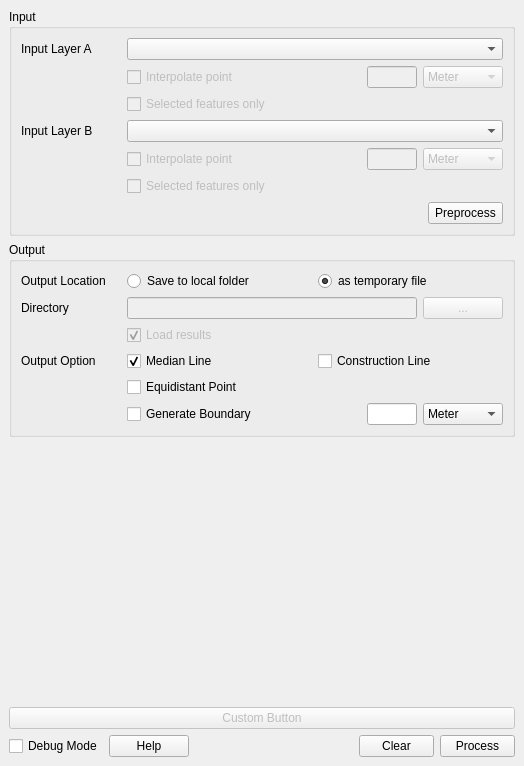
Above: eq_distant_dockwidget_base.ui from ivanbusthomi/EqDistant before the change. Below: the same form after it.
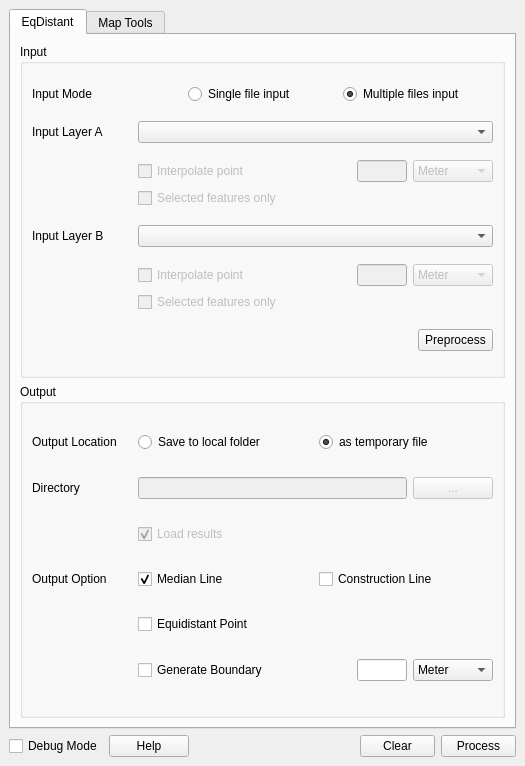
That is the form after the change. Custom widgets are drawn as their Qt base class.

What changed in the file:
```diff
--- a/eq_distant_dockwidget_base.ui
+++ b/eq_distant_dockwidget_base.ui
@@ -6,7 +6,7 @@
    <rect>
     <x>0</x>
     <y>0</y>
-    <width>524</width>
+    <width>525</width>
     <height>766</height>
    </rect>
   </property>
@@ -14,14 +14,115 @@
    <string>EqDistant</string>
   </property>
   <widget class="QWidget" name="dockWidgetContents">
-   <layout class="QGridLayout" name="gridLayout_3">
-    <item row="0" column="0">
+   <layout class="QVBoxLayout" name="verticalLayout_2">
+    <item>
+     <widget class="QTabWidget" name="tabWidget">
+      <property name="tabPosition">
+       <enum>QTabWidget::North</enum>
+      </property>
+      <property name="tabShape">
+       <enum>QTabWidget::Rounded</enum>
+      </property>
+      <property name="currentIndex">
+       <number>0</number>
+      </property>
+      <property name="elideMode">
+       <enum>Qt::ElideRight</enum>
+      </property>
+      <property name="tabsClosable">
+       <bool>false</bool>
+      </property>
+      <widget class="QWidget" name="eq_distant_tab">
+       <attribute name="title">
+        <string>EqDistant</string>
+       </attribute>
+       <layout class="QVBoxLayout" name="verticalLayout">
+        <item>
      <widget class="QGroupBox" name="groupBox">
       <property name="title">
        <string>Input</string>
       </property>
       <layout class="QGridLayout" name="gridLayout">
+           <item row="8" column="0">
+            <layout class="QHBoxLayout" name="horizontalLayout_4">
+             <item>
+              <spacer name="horizontalSpacer_2">
+               <property name="orientation">
+                <enum>Qt::Horizontal</enum>
+               </property>
+               <property name="sizeHint" stdset="0">
+                <size>
+                 <width>40</width>
+                 <height>20</height>
+                </size>
+               </property>
+              </spacer>
+             </item>
+             <item>
+              <widget class="QPushButton" name="btn_preprocess">
+               <property name="minimumSize">
+                <size>
+                 <width>75</width>
+                 <height>0</height>
+                </size>
+               </property>
+               <property name="maximumSize">
+                <size>
+                 <width>75</width>
+                 <height>16777215</height>
+                </size>
+               </property>
+               <property name="toolTip">
+                <string>Preprocess input data to get initial overview on the area.</string>
+               </property>
+               <property name="text">
+                <string>Preprocess</string>
+               </property>
+              </widget>
+             </item>
+            </layout>
+           </item>
        <item row="1" column="0">
+            <layout class="QHBoxLayout" name="horizontalLayout">
+             <item>
+              <widget class="QLabel" name="label">
+               <property name="maximumSize">
+                <size>
+                 <width>100</width>
+                 <height>16777215</height>
+                </size>
+               </property>
+               <property name="text">
+                <string>Input Layer A</string>
+               </property>
+              </widget>
+             </item>
+             <item>
+              <widget class="QgsMapLayerComboBox" name="mcb_input_a"/>
+             </item>
+            </layout>
+           </item>
+           <item row="5" column="0">
+            <layout class="QHBoxLayout" name="horizontalLayout_2">
+             <item>
+              <widget class="QLabel" name="label_2">
+               <property name="maximumSize">
+                <size>
+                 <width>100</width>
+                 <height>16777215</height>
+                </size>
+               </property>
+               <property name="text">
+                <string>Input Layer B</string>
+               </property>
+              </widget>
+             </item>
+             <item>
+              <widget class="QgsMapLayerComboBox" name="mcb_input_b"/>
+             </item>
+            </layout>
+           </item>
+           <item row="2" column="0">
         <layout class="QGridLayout" name="gridLayout_4">
          <item row="1" column="2">
           <widget class="QLineEdit" name="interpolate_value_a">
@@ -133,86 +234,7 @@
          </item>
         </layout>
        </item>
-       <item row="0" column="0">
-        <layout class="QHBoxLayout" name="horizontalLayout">
-         <item>
-          <widget class="QLabel" name="label">
-           <property name="maximumSize">
-            <size>
-             <width>100</width>
-             <height>16777215</height>
-            </size>
-           </property>
-           <property name="text">
-            <string>Input Layer A</string>
-           </property>
-          </widget>
-         </item>
-         <item>
-          <widget class="QgsMapLayerComboBox" name="mcb_input_a"/>
-         </item>
-        </layout>
-       </item>
-       <item row="7" column="0">
-        <layout class="QHBoxLayout" name="horizontalLayout_4">
-         <item>
-          <spacer name="horizontalSpacer_2">
-           <property name="orientation">
-            <enum>Qt::Horizontal</enum>
-           </property>
-           <property name="sizeHint" stdset="0">
-            <size>
-             <width>40</width>
-             <height>20</height>
-            </size>
-           </property>
-          </spacer>
-         </item>
-         <item>
-          <widget class="QPushButton" name="btn_preprocess">
-           <property name="minimumSize">
-            <size>
-             <width>75</width>
-             <height>0</height>
-            </size>
-           </property>
-           <property name="maximumSize">
-            <size>
-             <width>75</width>
-             <height>16777215</height>
-            </size>
-           </property>
-           <property name="toolTip">
-            <string>Preprocess input data to get initial overview on the area.</string>
-           </property>
-           <property name="text">
-            <string>Preprocess</string>
-           </property>
-          </widget>
-         </item>
-        </layout>
-       </item>
-       <item row="4" column="0">
-        <layout class="QHBoxLayout" name="horizontalLayout_2">
-         <item>
-          <widget class="QLabel" name="label_2">
-           <property name="maximumSize">
-            <size>
-             <width>100</width>
-             <height>16777215</height>
-            </size>
-           </property>
-           <property name="text">
-            <string>Input Layer B</string>
-           </property>
-          </widget>
-         </item>
-         <item>
-          <widget class="QgsMapLayerComboBox" name="mcb_input_b"/>
-         </item>
-        </layout>
-       </item>
-       <item row="5" column="0">
+           <item row="6" column="0">
         <layout class="QGridLayout" name="gridLayout_5">
          <item row="0" column="4">
           <widget class="QComboBox" name="interpolate_unit_b">
@@ -324,10 +346,38 @@
          </item>
         </layout>
        </item>
-      </layout>
-     </widget>
-    </item>
-    <item row="1" column="0">
+           <item row="0" column="0">
+            <layout class="QHBoxLayout" name="horizontalLayout_5">
+             <item>
+              <widget class="QLabel" name="label_3">
+               <property name="text">
+                <string>Input Mode</string>
+               </property>
+              </widget>
+             </item>
+             <item>
+              <widget class="QRadioButton" name="single_input">
+               <property name="text">
+                <string>Single file input</string>
+               </property>
+              </widget>
+             </item>
+             <item>
+              <widget class="QRadioButton" name="multi_input">
+               <property name="text">
+                <string>Multiple files input</string>
+               </property>
+               <property name="checked">
+                <bool>true</bool>
+               </property>
+              </widget>
+             </item>
+            </layout>
+           </item>
+          </layout>
+         </widget>
+        </item>
+        <item>
      <widget class="QGroupBox" name="outputGroup">
       <property name="enabled">
        <bool>true</bool>
@@ -632,7 +682,16 @@
       </layout>
      </widget>
     </item>
-    <item row="4" column="0">
+       </layout>
+      </widget>
+      <widget class="QWidget" name="map_tools_tab">
+       <attribute name="title">
+        <string>Map Tools</string>
+       </attribute>
+      </widget>
+     </widget>
+    </item>
+    <item>
      <layout class="QHBoxLayout" name="horizontalLayout_3">
       <item>
        <widget class="QCheckBox" name="check_debug_mode">
@@ -707,29 +766,6 @@
       </item>
      </layout>
     </item>
-    <item row="2" column="0">
-     <spacer name="verticalSpacer">
-      <property name="orientation">
-       <enum>Qt::Vertical</enum>
-      </property>
-      <property name="sizeHint" stdset="0">
-       <size>
-        <width>20</width>
-        <height>40</height>
-       </size>
-      </property>
-     </spacer>
-    </item>
-    <item row="3" column="0">
-     <widget class="QPushButton" name="pushButton">
-      <property name="enabled">
-       <bool>false</bool>
-      </property>
-      <property name="text">
-       <string>Custom Button</string>
-      </property>
-     </widget>
-    </item>
    </layout>
   </widget>
  </widget>
```
Left out of the diff: 32 changed lines with no effect on the pictures. Lines whose indentation alone changed are shown as unchanged.
